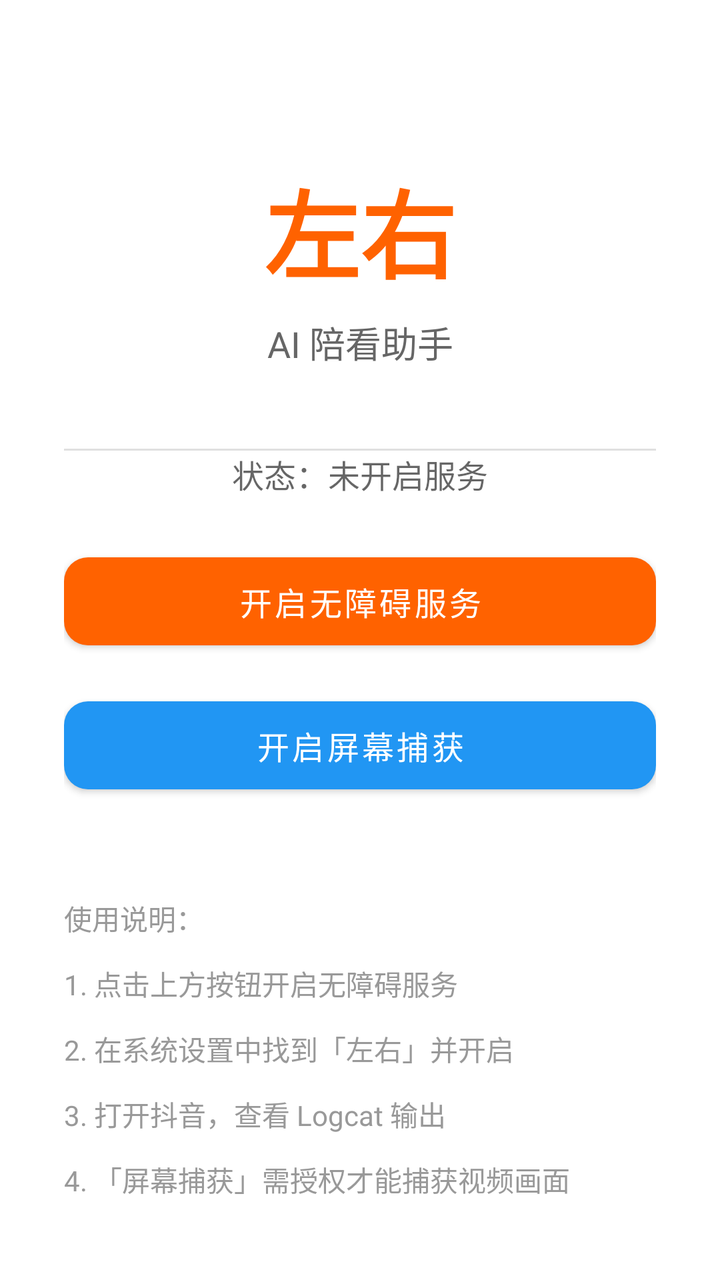
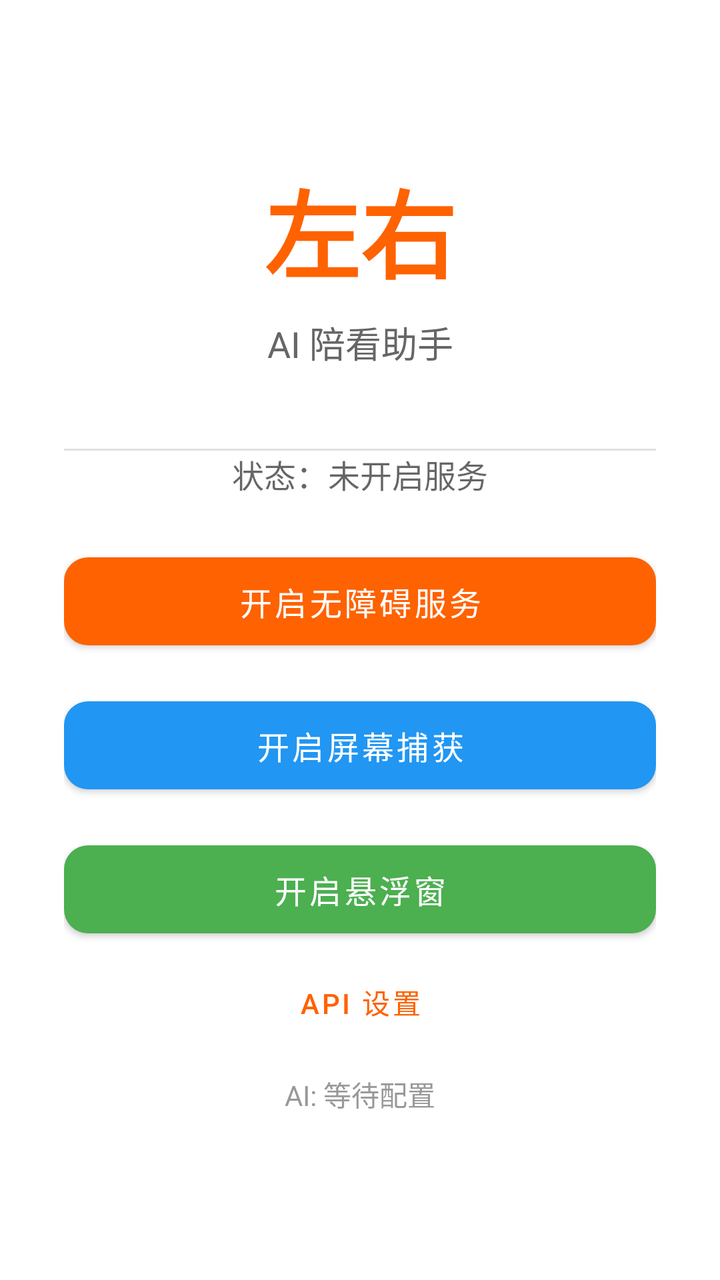

Compare the two renders of this Android layout. The source of the first and the diff that turns it into the second are given below.
<!-- AndroidManifest.xml: application theme Theme.ZuoYou -->
<!-- res/layout/activity_main.xml -->
<?xml version="1.0" encoding="utf-8"?>
<androidx.constraintlayout.widget.ConstraintLayout xmlns:android="http://schemas.android.com/apk/res/android"
    xmlns:app="http://schemas.android.com/apk/res-auto"
    android:layout_width="match_parent"
    android:layout_height="match_parent"
    android:padding="32dp">

    
    <TextView
        android:id="@+id/titleText"
        android:layout_width="wrap_content"
        android:layout_height="wrap_content"
        android:text="@string/app_name"
        android:textSize="48sp"
        android:textStyle="bold"
        android:textColor="@color/orange_primary"
        app:layout_constraintEnd_toEndOf="parent"
        app:layout_constraintStart_toStartOf="parent"
        app:layout_constraintTop_toTopOf="parent"
        android:layout_marginTop="48dp" />

    <TextView
        android:id="@+id/subtitleText"
        android:layout_width="wrap_content"
        android:layout_height="wrap_content"
        android:text="AI 陪看助手"
        android:textSize="18sp"
        android:textColor="@color/text_secondary"
        android:layout_marginTop="8dp"
        app:layout_constraintEnd_toEndOf="parent"
        app:layout_constraintStart_toStartOf="parent"
        app:layout_constraintTop_toBottomOf="@id/titleText" />

    
    <View
        android:id="@+id/divider"
        android:layout_width="0dp"
        android:layout_height="1dp"
        android:background="?android:attr/listDivider"
        android:layout_marginTop="40dp"
        android:layout_marginBottom="32dp"
        app:layout_constraintEnd_toEndOf="parent"
        app:layout_constraintStart_toStartOf="parent"
        app:layout_constraintTop_toBottomOf="@id/subtitleText" />

    
    <TextView
        android:id="@+id/statusText"
        android:layout_width="wrap_content"
        android:layout_height="wrap_content"
        android:text="状态：未开启服务"
        android:textSize="16sp"
        android:textColor="?android:attr/textColorSecondary"
        app:layout_constraintEnd_toEndOf="parent"
        app:layout_constraintStart_toStartOf="parent"
        app:layout_constraintTop_toBottomOf="@id/divider" />

    
    <com.google.android.material.button.MaterialButton
        android:id="@+id/accessibilityButton"
        style="@style/Widget.MaterialComponents.Button"
        android:layout_width="0dp"
        android:layout_height="56dp"
        android:text="开启无障碍服务"
        android:textSize="16sp"
        android:textColor="@android:color/white"
        app:backgroundTint="@color/orange_primary"
        android:layout_marginTop="24dp"
        app:cornerRadius="12dp"
        app:layout_constraintEnd_toEndOf="parent"
        app:layout_constraintStart_toStartOf="parent"
        app:layout_constraintTop_toBottomOf="@id/statusText" />

    
    <com.google.android.material.button.MaterialButton
        android:id="@+id/screenCaptureButton"
        style="@style/Widget.MaterialComponents.Button"
        android:layout_width="0dp"
        android:layout_height="56dp"
        android:text="开启屏幕捕获"
        android:textSize="16sp"
        android:textColor="@android:color/white"
        app:backgroundTint="@color/blue_primary"
        android:layout_marginTop="16dp"
        app:cornerRadius="12dp"
        app:layout_constraintEnd_toEndOf="parent"
        app:layout_constraintStart_toStartOf="parent"
        app:layout_constraintTop_toBottomOf="@id/accessibilityButton" />

    
    <TextView
        android:id="@+id/instructionText"
        android:layout_width="0dp"
        android:layout_height="wrap_content"
        android:text="使用说明：\n1. 点击上方按钮开启无障碍服务\n2. 在系统设置中找到「左右」并开启\n3. 打开抖音，查看 Logcat 输出\n4. 「屏幕捕获」需授权才能捕获视频画面"
        android:textSize="14sp"
        android:textColor="@color/text_hint"
        android:lineSpacingMultiplier="1.6"
        android:layout_marginTop="48dp"
        android:gravity="start"
        app:layout_constraintEnd_toEndOf="parent"
        app:layout_constraintStart_toStartOf="parent"
        app:layout_constraintTop_toBottomOf="@id/screenCaptureButton" />

</androidx.constraintlayout.widget.ConstraintLayout>
<!-- resources referenced by this layout -->
<resources>
  <color name="blue_primary">#2196F3</color>
  <color name="orange_primary">#FF6200</color>
  <color name="text_hint">#999999</color>
  <color name="text_secondary">#666666</color>
  <string name="app_name">左右</string>
  <style name="Theme.ZuoYou" parent="Theme.MaterialComponents.DayNight.DarkActionBar">
          <item name="colorPrimary">#FF6200</item>
          <item name="colorPrimaryVariant">#E55A00</item>
          <item name="colorOnPrimary">#FFFFFF</item>
          <item name="colorSecondary">#03DAC5</item>
          <item name="colorSecondaryVariant">#018786</item>
          <item name="colorOnSecondary">#000000</item>
      </style>
</resources>

<!-- the commit's change to res/layout/activity_main.xml (unified diff, before → after) -->
@@ -88,11 +88,54 @@
         app:layout_constraintTop_toBottomOf="@id/accessibilityButton" />
 
     
+    <com.google.android.material.button.MaterialButton
+        android:id="@+id/floatingWindowButton"
+        style="@style/Widget.MaterialComponents.Button"
+        android:layout_width="0dp"
+        android:layout_height="56dp"
+        android:text="@string/floating_window_enable"
+        android:textSize="16sp"
+        android:textColor="@android:color/white"
+        app:backgroundTint="@color/success_green"
+        android:layout_marginTop="16dp"
+        app:cornerRadius="12dp"
+        app:layout_constraintEnd_toEndOf="parent"
+        app:layout_constraintStart_toStartOf="parent"
+        app:layout_constraintTop_toBottomOf="@id/screenCaptureButton" />
+
+    
+    <com.google.android.material.button.MaterialButton
+        android:id="@+id/settingsButton"
+        style="@style/Widget.MaterialComponents.Button.TextButton"
+        android:layout_width="0dp"
+        android:layout_height="40dp"
+        android:text="@string/settings_title"
+        android:textSize="14sp"
+        app:cornerRadius="8dp"
+        android:layout_marginTop="8dp"
+        app:layout_constraintEnd_toEndOf="parent"
+        app:layout_constraintStart_toStartOf="parent"
+        app:layout_constraintTop_toBottomOf="@id/floatingWindowButton" />
+
+    
+    <TextView
+        android:id="@+id/aiStatusText"
+        android:layout_width="wrap_content"
+        android:layout_height="wrap_content"
+        android:text="@string/ai_status_idle"
+        android:textSize="14sp"
+        android:textColor="@color/text_hint"
+        android:layout_marginTop="16dp"
+        app:layout_constraintEnd_toEndOf="parent"
+        app:layout_constraintStart_toStartOf="parent"
+        app:layout_constraintTop_toBottomOf="@id/settingsButton" />
+
+    
     <TextView
         android:id="@+id/instructionText"
         android:layout_width="0dp"
         android:layout_height="wrap_content"
-        android:text="使用说明：\n1. 点击上方按钮开启无障碍服务\n2. 在系统设置中找到「左右」并开启\n3. 打开抖音，查看 Logcat 输出\n4. 「屏幕捕获」需授权才能捕获视频画面"
+        android:text="使用说明：\n1. 点击上方按钮开启无障碍服务\n2. 在系统设置中找到「左右」并开启\n3. 打开抖音，查看 Logcat 输出\n4. 「屏幕捕获」需授权才能捕获视频画面\n5. 在「API 设置」中配置 Key 后可开启 AI 陪看"
         android:textSize="14sp"
         android:textColor="@color/text_hint"
         android:lineSpacingMultiplier="1.6"
@@ -100,6 +143,6 @@
         android:gravity="start"
         app:layout_constraintEnd_toEndOf="parent"
         app:layout_constraintStart_toStartOf="parent"
-        app:layout_constraintTop_toBottomOf="@id/screenCaptureButton" />
+        app:layout_constraintTop_toBottomOf="@id/aiStatusText" />
 
 </androidx.constraintlayout.widget.ConstraintLayout>
<!-- resource entries referenced after the edit -->
@@ -2,9 +2,13 @@
 <resources>
   <color name="blue_primary">#2196F3</color>
   <color name="orange_primary">#FF6200</color>
+  <color name="success_green">#4CAF50</color>
   <color name="text_hint">#999999</color>
   <color name="text_secondary">#666666</color>
+  <string name="ai_status_idle">AI: 等待配置</string>
   <string name="app_name">左右</string>
+  <string name="floating_window_enable">开启悬浮窗</string>
+  <string name="settings_title">API 设置</string>
   <style name="Theme.ZuoYou" parent="Theme.MaterialComponents.DayNight.DarkActionBar">
           <item name="colorPrimary">#FF6200</item>
           <item name="colorPrimaryVariant">#E55A00</item>
